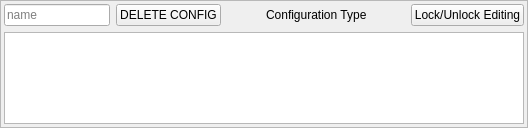
Before: the Qt Designer form atef/ui/config_overview_row.ui in pcdshub/atef, drawn with Qt 5.
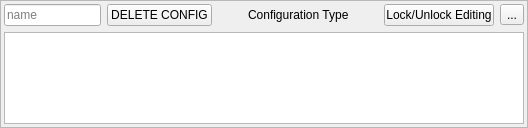
After: the same form once the commit is applied.

Commit message: ENH: add a child nav to overview row

Diff of the .ui file:
```diff
--- a/atef/ui/config_overview_row.ui
+++ b/atef/ui/config_overview_row.ui
@@ -142,6 +142,13 @@
           </property>
          </widget>
         </item>
+        <item>
+         <widget class="QToolButton" name="child_button">
+          <property name="text">
+           <string>...</string>
+          </property>
+         </widget>
+        </item>
        </layout>
       </item>
       <item>
```
The commit also changes 1 other file.
